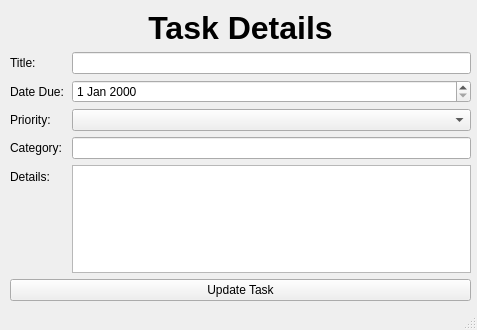
The window that frontend/edit_task.ui (jtmedalla/cmsc128-Lab1_CRUD_Medalla) describes before a commit, drawn with Qt 5.
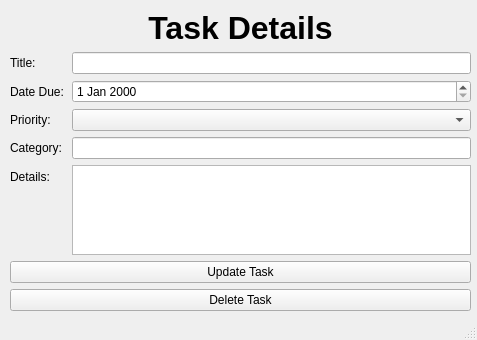
The same window after the commit.

Commit message: feat: add edit task functionality

What changed in the file:
```diff
--- a/frontend/edit_task.ui
+++ b/frontend/edit_task.ui
@@ -7,7 +7,7 @@
     <x>0</x>
     <y>0</y>
     <width>477</width>
-    <height>330</height>
+    <height>340</height>
    </rect>
   </property>
   <property name="font">
@@ -30,7 +30,7 @@
       <x>10</x>
       <y>10</y>
       <width>461</width>
-      <height>291</height>
+      <height>301</height>
      </rect>
     </property>
     <layout class="QFormLayout" name="formLayout">
@@ -108,6 +108,13 @@
        </property>
       </widget>
      </item>
+     <item row="7" column="0" colspan="2">
+      <widget class="QPushButton" name="btn_delete_task">
+       <property name="text">
+        <string>Delete Task</string>
+       </property>
+      </widget>
+     </item>
     </layout>
    </widget>
   </widget>
```
Left out of the diff: 2 changed lines with no effect on the pictures. The commit also changes 2 other files.
